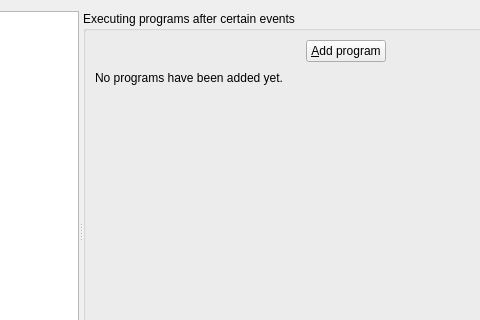
Old version of the form src/mkvtoolnix-gui/forms/main_window/preferences_dialog.ui in the repository jpsdr/MKVToolnix-Windows-7; both pictures show x 193 to 673 and y 0 to 320 of the 813 by 489 pixel window.
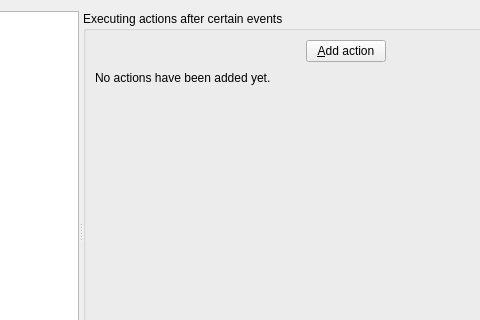
New version of the form. The open tabs and pages were chosen to show the change. Icons and pictures are not drawn. Custom widgets are drawn as their Qt base class.

Commit message: GUI: reword "execute programs" to "execute action"

The edit to the form file:
```diff
--- a/src/mkvtoolnix-gui/forms/main_window/preferences_dialog.ui
+++ b/src/mkvtoolnix-gui/forms/main_window/preferences_dialog.ui
@@ -1430,7 +1430,7 @@
         <item>
          <widget class="QGroupBox" name="groupBox_14">
           <property name="title">
-           <string>Executing programs after certain events</string>
+           <string>Executing actions after certain events</string>
           </property>
           <layout class="QVBoxLayout" name="verticalLayout_27">
            <item>
@@ -1451,7 +1451,7 @@
              <item>
               <widget class="QPushButton" name="pbJobsAddProgram">
                <property name="text">
-                <string>&amp;Add program</string>
+                <string>&amp;Add action</string>
                </property>
                <property name="icon">
                 <iconset resource="../../qt_resources.qrc">
@@ -1498,7 +1498,7 @@
                  <item>
                   <widget class="QLabel" name="label_8">
                    <property name="text">
-                    <string>No programs have been added yet.</string>
+                    <string>No actions have been added yet.</string>
                    </property>
                   </widget>
                  </item>
```
The commit also changes 2 other files.
